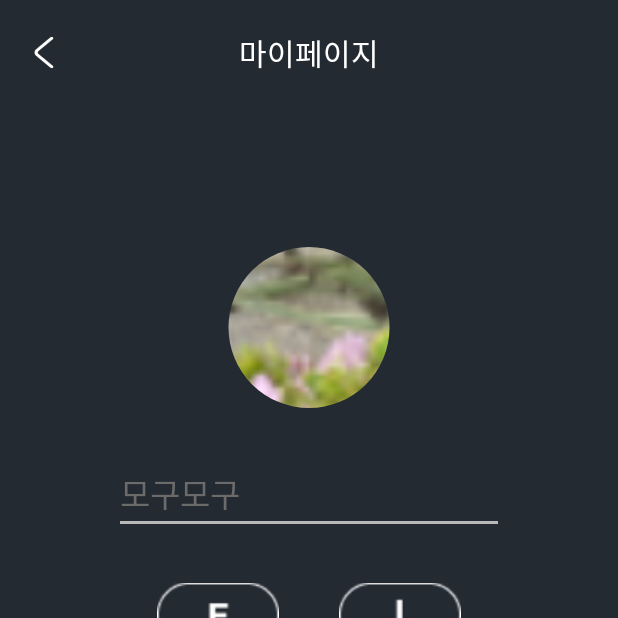
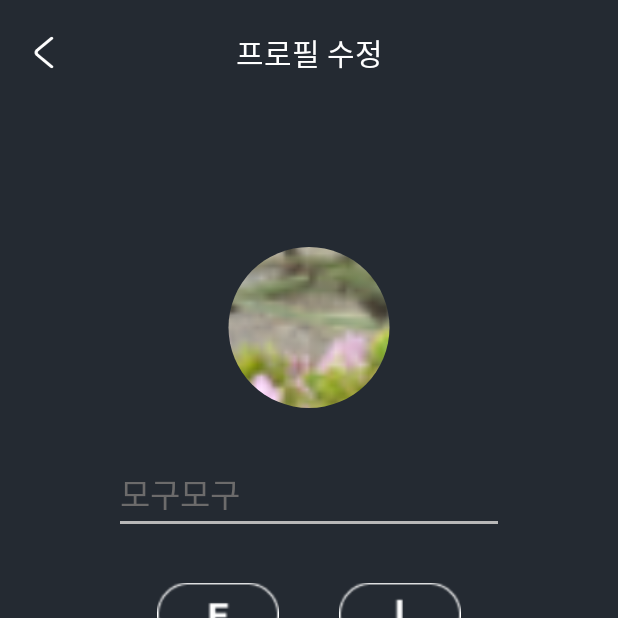
Before and after one commit to ohyyes/movieApp, an Android app: the EditProfileActivity screen opened directly, with no data from a screen before it, on a phone screen of 412 x 824 dp, the top half of it. Run offline under Robolectric (Android 15) with nearby library versions, the phone set to English and light mode, and no system bars; our stand-ins replace CircleImageView.

Commit message:
[feat] 뒤로가기 버튼 삭제, 헤더 text 수정

```diff
--- a/app/src/main/res/layout/activity_edit_profile.xml
+++ b/app/src/main/res/layout/activity_edit_profile.xml
@@ -31,7 +31,7 @@
 
 
             android:gravity="center"
-            android:text="마이페이지"
+            android:text="프로필 수정"
             android:textAlignment="center"
 
             android:textColor="@color/white"
```
